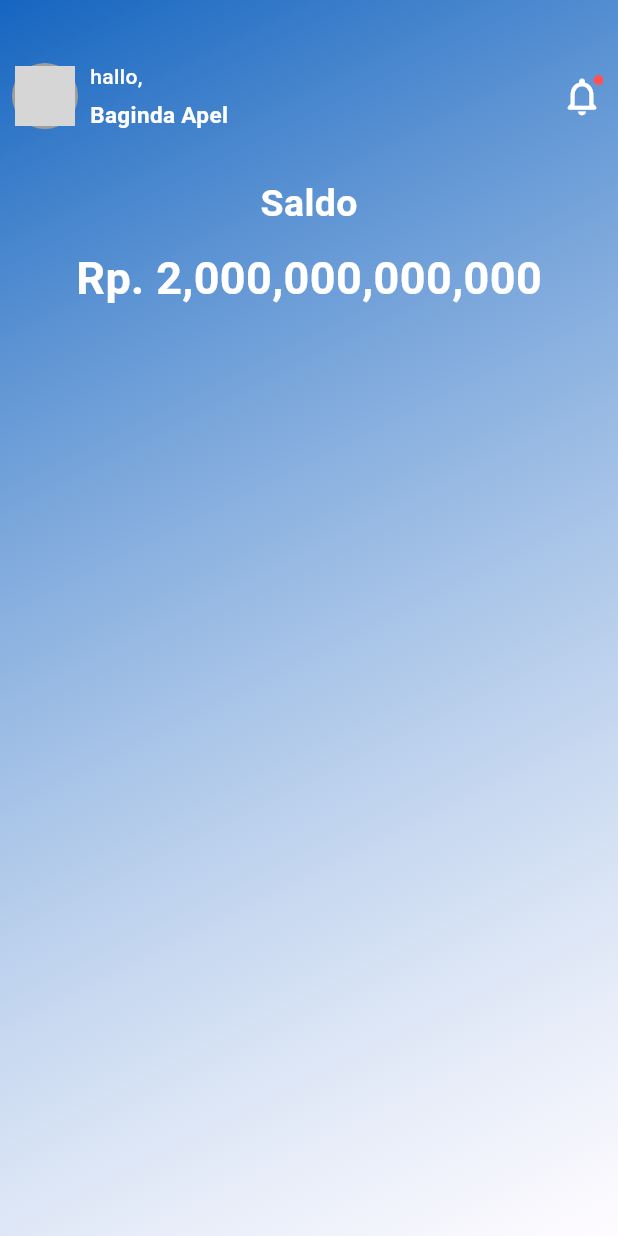
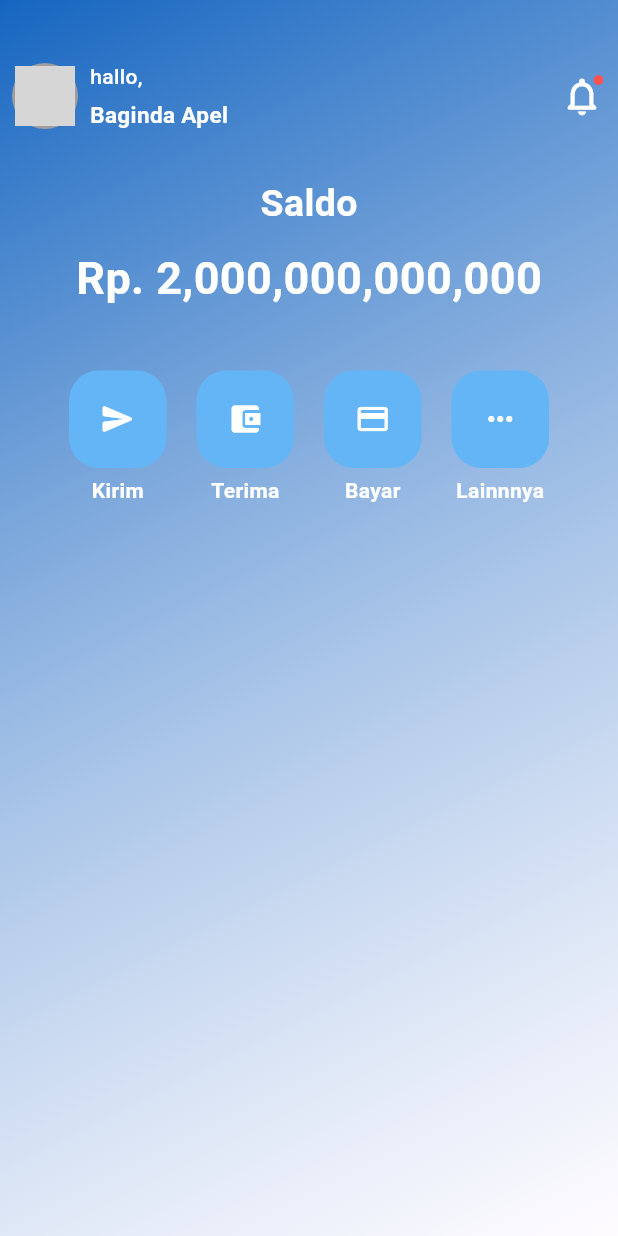
Before and after one commit to adnfutuh/ewallet_app, a Flutter app: the screen it shows after launch, on a phone screen of 412 x 824 dp. Run offline on Flutter 3.47's test engine with Material 3 defaults, Android fonts, the phone set to English and light mode, and no system bars; grey boxes are pictures that could not be loaded.

Commit message:
create Item_Widget.dart

```diff
--- a/lib/screen/home_page.dart
+++ b/lib/screen/home_page.dart
@@ -1,3 +1,4 @@
+import 'package:ewallet_app/widget/item_widget.dart';
 import 'package:flutter/material.dart';
 
 class HomePage extends StatefulWidget {
@@ -116,6 +117,30 @@ class _HomePageState extends State<HomePage> {
                   )
                 ],
               ),
+            ),
+            Container(
+              margin: const EdgeInsets.only(top: 30),
+              child: const Row(
+                mainAxisAlignment: MainAxisAlignment.center,
+                children: [
+                  ItemWidget(
+                    icon: Icons.send_rounded,
+                    text: "Kirim",
+                  ),
+                  ItemWidget(
+                    icon: Icons.account_balance_wallet,
+                    text: "Terima",
+                  ),
+                  ItemWidget(
+                    icon: Icons.payment,
+                    text: "Bayar",
+                  ),
+                  ItemWidget(
+                    icon: Icons.more_horiz,
+                    text: "Lainnnya",
+                  ),
+                ],
+              ),
             )
           ],
         ),
--- /dev/null
+++ b/lib/widget/item_widget.dart
@@ -0,0 +1,47 @@
+import 'package:flutter/material.dart';
+
+class ItemWidget extends StatelessWidget {
+  final IconData icon;
+  final String text;
+  const ItemWidget({
+    super.key,
+    required this.icon,
+    required this.text,
+  });
+
+  @override
+  Widget build(BuildContext context) {
+    return Padding(
+      padding: const EdgeInsets.symmetric(horizontal: 10),
+      child: Column(
+        mainAxisAlignment: MainAxisAlignment.center,
+        crossAxisAlignment: CrossAxisAlignment.center,
+        children: [
+          Container(
+            width: 65,
+            height: 65,
+            alignment: Alignment.center,
+            decoration: BoxDecoration(
+              color: Colors.blue.shade300,
+              borderRadius: BorderRadius.circular(20),
+            ),
+            child: Icon(
+              icon,
+              color: Colors.white,
+            ),
+          ),
+          const SizedBox(
+            height: 5,
+          ),
+          Text(
+            text,
+            style: const TextStyle(
+              color: Colors.white,
+              fontWeight: FontWeight.bold,
+            ),
+          )
+        ],
+      ),
+    );
+  }
+}
```
